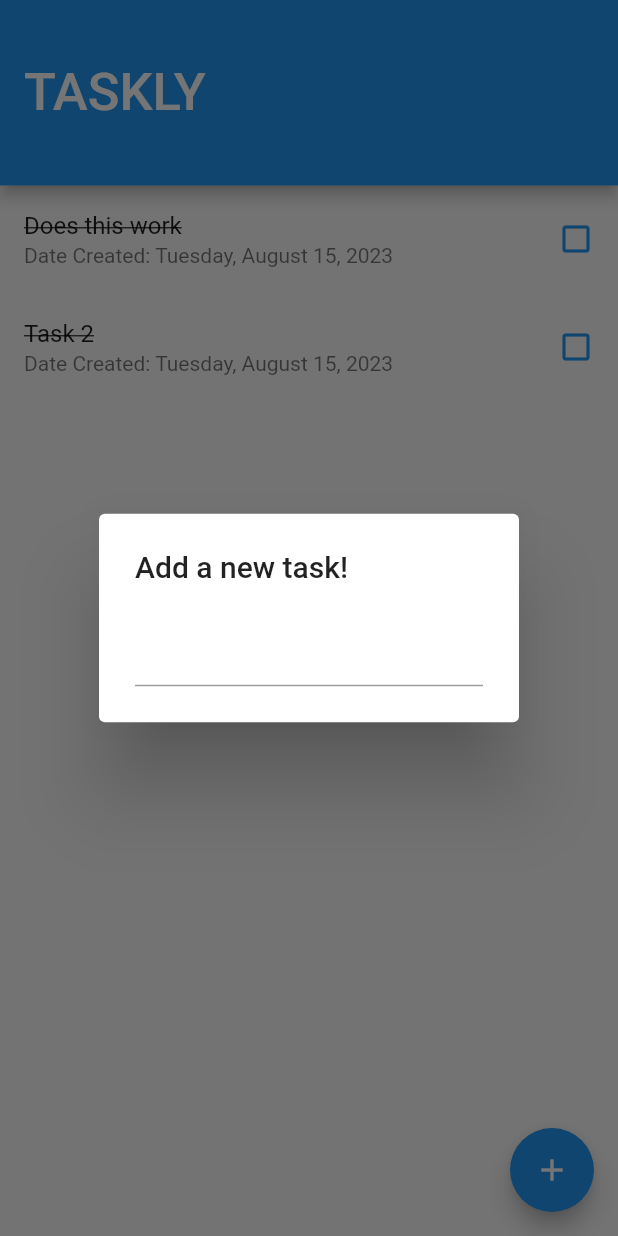
After one commit to yenuGH/taskly_practice, a Flutter app: the screen it shows after launch, after a tap on the "add" icon, on a phone screen of 412 x 824 dp. The commit adds this screen. Run offline on Flutter 3.47's test engine with Material 2 defaults, Android fonts, the phone set to English and light mode, and no system bars; our stand-ins replace hive_flutter; accounts and stored records are empty.

Commit message:
extracted task list to new file

```diff
--- /dev/null
+++ b/lib/widgets/task_list.dart
@@ -0,0 +1,71 @@
+import 'package:flutter/material.dart';
+import 'package:intl/intl.dart';
+import 'package:hive_flutter/hive_flutter.dart';
+import 'package:flutter/src/widgets/framework.dart';
+import 'package:flutter/src/widgets/placeholder.dart';
+import 'package:taskly/models/task.dart';
+
+class TaskList extends ListView {
+  final String _hiveboxTasks = "tasks";
+  Box? _box;
+  String? _newTaskContent;
+
+  @override
+  Widget build(BuildContext context){
+    return _taskListView();
+  }
+
+  Widget _taskListView(){
+    return FutureBuilder(
+      future: Hive.openBox(_hiveboxTasks),
+      builder: (BuildContext context, AsyncSnapshot snapshot) {
+        if (snapshot.connectionState == ConnectionState.done) {
+          _box = snapshot.data;
+          return _taskList();
+        }
+        else {
+          return const CircularProgressIndicator();
+        }
+      },
+    );
+  }
+
+  Widget _taskList() {
+    return ListView(
+      children: [
+        ListTile(
+          title: const Text(
+            "Does this work",
+            style: TextStyle(
+                decoration: TextDecoration.lineThrough,
+            ),
+          ),
+          subtitle: Text(_getFormattedDateTime()),
+          trailing: const Icon(
+            Icons.check_box_outline_blank,
+            color: Colors.blue,
+          ),
+        ),
+        ListTile(
+          title: const Text(
+            "Task 2",
+            style: TextStyle(
+                decoration: TextDecoration.lineThrough,
+            ),
+          ),
+          subtitle: Text(_getFormattedDateTime()),
+          trailing: const Icon(
+            Icons.check_box_outline_blank,
+            color: Colors.blue,
+          ),
+        ),
+      ],
+    );
+  }
+
+  String _getFormattedDateTime(){
+    DateTime dateTime = DateTime.now();
+    String formattedDateTime = DateFormat.yMMMMEEEEd().format(dateTime);
+    return "Date Created: $formattedDateTime";
+  }
+}
```
Also changed, not shown: lib/pages/home_page.dart (+5 -56 lines).
